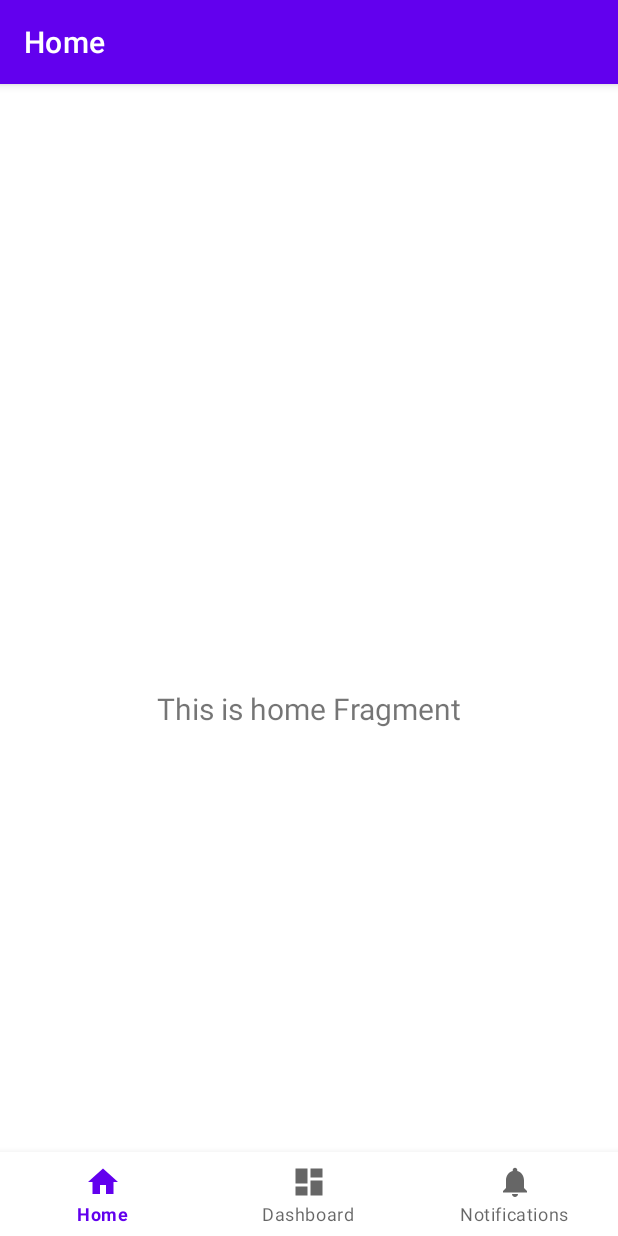
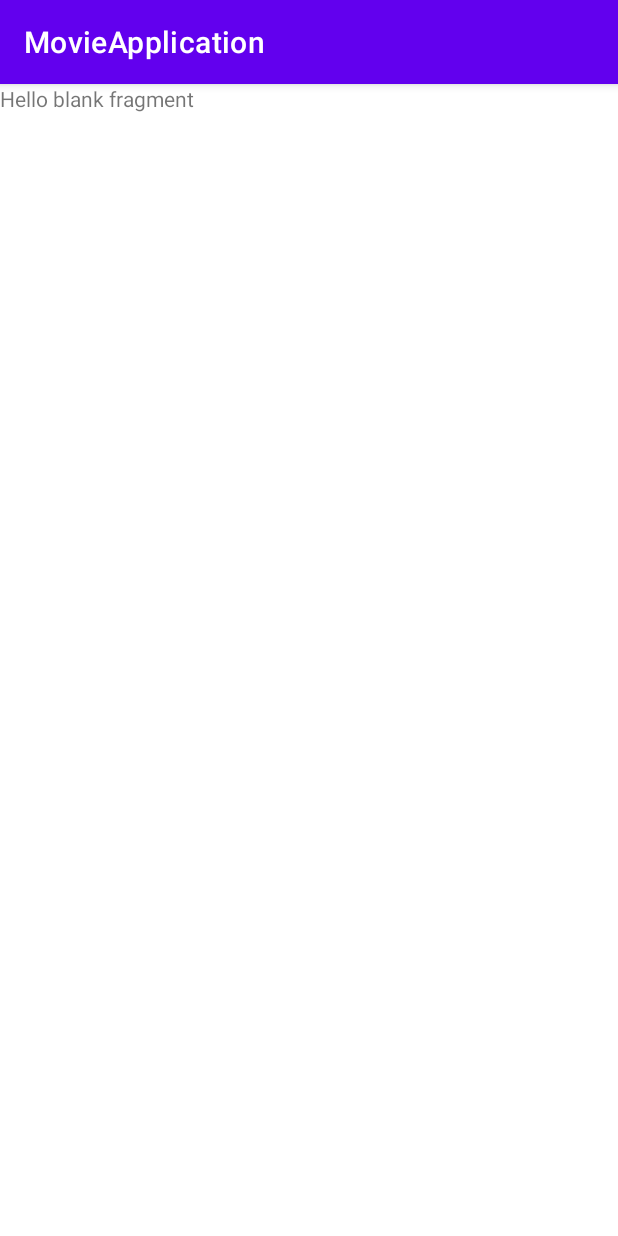
Before and after one commit to dimitrijepanic/MovieApplication, an Android app: the first screen one second after launch (MainActivity before the commit, BoardingActivity after it), on a phone screen of 412 x 824 dp. Run offline under Robolectric (Android 15) with nearby library versions, the light colour scheme and no system bars.

Commit message:
Added Boarding Activity and Splash Screen Fragment

```diff
--- a/app/build.gradle
+++ b/app/build.gradle
@@ -44,7 +44,11 @@ dependencies {
     implementation 'androidx.lifecycle:lifecycle-viewmodel-ktx:2.4.0'
     implementation 'androidx.navigation:navigation-fragment-ktx:2.3.5'
     implementation 'androidx.navigation:navigation-ui-ktx:2.3.5'
+    implementation 'androidx.legacy:legacy-support-v4:1.0.0'
+    implementation 'androidx.databinding:databinding-runtime:4.1.3'
     testImplementation 'junit:junit:4.+'
     androidTestImplementation 'androidx.test.ext:junit:1.1.3'
     androidTestImplementation 'androidx.test.espresso:espresso-core:3.4.0'
+    implementation "androidx.lifecycle:lifecycle-viewmodel-ktx:2.2.0"
+    implementation "androidx.room:room-ktx:2.2.0"
 }
--- a/app/src/main/AndroidManifest.xml
+++ b/app/src/main/AndroidManifest.xml
@@ -11,16 +11,18 @@
         android:theme="@style/Theme.MovieApplication">
         <activity
             android:name=".boarding.BoardingActivity"
-            android:exported="false" />
+            android:exported="true" >
+        <intent-filter>
+            <action android:name="android.intent.action.MAIN" />
+
+            <category android:name="android.intent.category.LAUNCHER" />
+        </intent-filter>
+        </activity>
         <activity
             android:name=".main.MainActivity"
-            android:exported="true"
+            android:exported="false"
             android:label="@string/app_name">
-            <intent-filter>
-                <action android:name="android.intent.action.MAIN" />
 
-                <category android:name="android.intent.category.LAUNCHER" />
-            </intent-filter>
         </activity>
     </application>
 
--- a/app/src/main/java/com/example/movieapplication/boarding/BoardingActivity.kt
+++ b/app/src/main/java/com/example/movieapplication/boarding/BoardingActivity.kt
@@ -3,10 +3,17 @@ package com.example.movieapplication.boarding
 import androidx.appcompat.app.AppCompatActivity
 import android.os.Bundle
 import com.example.movieapplication.R
+import com.example.movieapplication.databinding.ActivityBoardingBinding
+import com.example.movieapplication.databinding.ActivityMainBinding
 
 class BoardingActivity : AppCompatActivity() {
+
+    private lateinit var binding: ActivityBoardingBinding
+
     override fun onCreate(savedInstanceState: Bundle?) {
         super.onCreate(savedInstanceState)
-        setContentView(R.layout.activity_boarding)
+
+        binding = ActivityBoardingBinding.inflate(layoutInflater)
+        setContentView(binding.root)
     }
 }
--- /dev/null
+++ b/app/src/main/java/com/example/movieapplication/boarding/splashscreen/SplashScreenFragment.kt
@@ -0,0 +1,46 @@
+package com.example.movieapplication.boarding.splashscreen
+
+import android.content.Intent
+import android.os.Bundle
+import androidx.fragment.app.Fragment
+import android.view.LayoutInflater
+import android.view.View
+import android.view.ViewGroup
+import androidx.lifecycle.lifecycleScope
+import com.example.movieapplication.databinding.FragmentSplashScreenBinding
+import com.example.movieapplication.main.MainActivity
+import kotlinx.coroutines.delay
+import kotlinx.coroutines.launch
+
+
+class SplashScreenFragment : Fragment() {
+
+    private lateinit var binding: FragmentSplashScreenBinding
+
+    override fun onCreateView(
+        inflater: LayoutInflater, container: ViewGroup?,
+        savedInstanceState: Bundle?
+    ): View? {
+
+        binding = FragmentSplashScreenBinding.inflate(inflater, container, false)
+
+        return binding.root
+    }
+
+
+
+    init {
+        startMainActivity()
+    }
+
+    private fun startMainActivity(){
+        lifecycleScope.launch{
+            delay(2000)
+            sendIntent()
+        }
+    }
+
+    private suspend fun sendIntent(){
+        startActivity(Intent(this.requireContext(), MainActivity::class.java))
+    }
+}
--- a/app/src/main/res/layout/activity_boarding.xml
+++ b/app/src/main/res/layout/activity_boarding.xml
@@ -4,6 +4,18 @@
     xmlns:tools="http://schemas.android.com/tools"
     android:layout_width="match_parent"
     android:layout_height="match_parent"
-    tools:context=".main.boarding.BoardingActivity">
+    tools:context=".boarding.BoardingActivity">
+
+    <fragment
+        android:id="@+id/nav_host_fragment_activity_main"
+        android:name="androidx.navigation.fragment.NavHostFragment"
+        android:layout_width="match_parent"
+        android:layout_height="match_parent"
+        app:defaultNavHost="true"
+        app:layout_constraintBottom_toBottomOf="parent"
+        app:layout_constraintLeft_toLeftOf="parent"
+        app:layout_constraintRight_toRightOf="parent"
+        app:layout_constraintTop_toTopOf="parent"
+        app:navGraph="@navigation/boarding_navigation_graph" />
 
 </androidx.constraintlayout.widget.ConstraintLayout>
--- a/app/src/main/res/layout/activity_splash_screen.xml
+++ /dev/null
@@ -1,9 +0,0 @@
-<?xml version="1.0" encoding="utf-8"?>
-<androidx.constraintlayout.widget.ConstraintLayout xmlns:android="http://schemas.android.com/apk/res/android"
-    xmlns:app="http://schemas.android.com/apk/res-auto"
-    xmlns:tools="http://schemas.android.com/tools"
-    android:layout_width="match_parent"
-    android:layout_height="match_parent"
-    tools:context=".main.ui.splashscreen.SplashScreenActivity">
-
-</androidx.constraintlayout.widget.ConstraintLayout>
--- /dev/null
+++ b/app/src/main/res/layout/fragment_splash_screen.xml
@@ -0,0 +1,14 @@
+<?xml version="1.0" encoding="utf-8"?>
+<FrameLayout xmlns:android="http://schemas.android.com/apk/res/android"
+    xmlns:tools="http://schemas.android.com/tools"
+    android:layout_width="match_parent"
+    android:layout_height="match_parent"
+    tools:context=".boarding.splashscreen.SplashScreenFragment">
+
+    <!-- TODO: Update blank fragment layout -->
+    <TextView
+        android:layout_width="match_parent"
+        android:layout_height="match_parent"
+        android:text="@string/hello_blank_fragment" />
+
+</FrameLayout>
--- /dev/null
+++ b/app/src/main/res/navigation/boarding_navigation_graph.xml
@@ -0,0 +1,13 @@
+<?xml version="1.0" encoding="utf-8"?>
+<navigation xmlns:android="http://schemas.android.com/apk/res/android"
+    xmlns:app="http://schemas.android.com/apk/res-auto"
+    xmlns:tools="http://schemas.android.com/tools"
+    android:id="@+id/boarding_navigation_graph"
+    app:startDestination="@id/splashScreenFragment">
+
+    <fragment
+        android:id="@+id/splashScreenFragment"
+        android:name="com.example.movieapplication.boarding.splashscreen.SplashScreenFragment"
+        android:label="fragment_splash_screen"
+        tools:layout="@layout/fragment_splash_screen" />
+</navigation>
--- a/app/src/main/res/values/strings.xml
+++ b/app/src/main/res/values/strings.xml
@@ -3,4 +3,6 @@
     <string name="title_home">Home</string>
     <string name="title_dashboard">Dashboard</string>
     <string name="title_notifications">Notifications</string>
+    <!-- TODO: Remove or change this placeholder text -->
+    <string name="hello_blank_fragment">Hello blank fragment</string>
 </resources>
```
